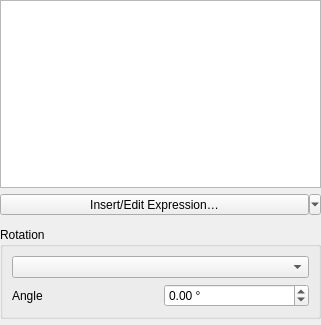
Above: src/ui/annotations/qgsannotationpointtextwidgetbase.ui from qgis/QGIS before the change. Below: the same form after it.
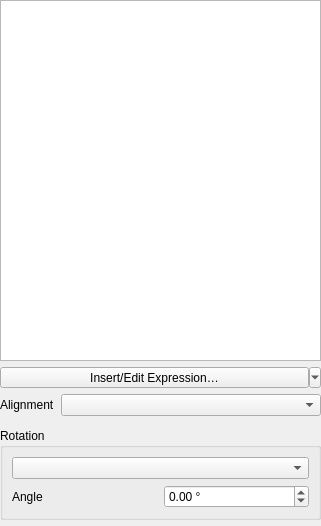
That is the form after the change. Custom widgets are drawn as their Qt base class.

Commit message:
Expose the horizontal alignment option for point text annotations to GUI
This has been supported via raw api, but not exposed in the widget

The edit to the form file:
```diff
--- a/src/ui/annotations/qgsannotationpointtextwidgetbase.ui
+++ b/src/ui/annotations/qgsannotationpointtextwidgetbase.ui
@@ -7,13 +7,13 @@
     <x>0</x>
     <y>0</y>
     <width>321</width>
-    <height>325</height>
+    <height>526</height>
    </rect>
   </property>
   <property name="windowTitle">
    <string>Point Text Annotation</string>
   </property>
-  <layout class="QGridLayout" name="gridLayout">
+  <layout class="QGridLayout" name="gridLayout" columnstretch="0,1">
    <property name="leftMargin">
     <number>0</number>
    </property>
@@ -26,45 +26,10 @@
    <property name="bottomMargin">
     <number>0</number>
    </property>
-   <item row="4" column="0">
+   <item row="6" column="0" colspan="2">
     <widget class="QgsAnnotationItemCommonPropertiesWidget" name="mPropertiesWidget" native="true"/>
    </item>
-   <item row="1" column="0">
-    <widget class="QToolButton" name="mInsertExpressionButton">
-     <property name="sizePolicy">
-      <sizepolicy hsizetype="Expanding" vsizetype="Fixed">
-       <horstretch>0</horstretch>
-       <verstretch>0</verstretch>
-      </sizepolicy>
-     </property>
-     <property name="text">
-      <string>Insert/Edit Expression…</string>
-     </property>
-     <property name="popupMode">
-      <enum>QToolButton::MenuButtonPopup</enum>
-     </property>
-     <property name="toolButtonStyle">
-      <enum>Qt::ToolButtonTextOnly</enum>
-     </property>
-     <property name="arrowType">
-      <enum>Qt::DownArrow</enum>
-     </property>
-    </widget>
-   </item>
-   <item row="0" column="0">
-    <widget class="QPlainTextEdit" name="mTextEdit">
-     <property name="minimumSize">
-      <size>
-       <width>0</width>
-       <height>150</height>
-      </size>
-     </property>
-    </widget>
-   </item>
-   <item row="2" column="0">
-    <widget class="QWidget" name="mTextFormatWidgetContainer" native="true"/>
-   </item>
-   <item row="3" column="0">
+   <item row="5" column="0" colspan="2">
     <widget class="QGroupBox" name="groupBox">
      <property name="title">
       <string>Rotation</string>
@@ -105,6 +70,51 @@
      </layout>
     </widget>
    </item>
+   <item row="3" column="0" colspan="2">
+    <widget class="QWidget" name="mTextFormatWidgetContainer" native="true"/>
+   </item>
+   <item row="0" column="0" colspan="2">
+    <widget class="QPlainTextEdit" name="mTextEdit">
+     <property name="minimumSize">
+      <size>
+       <width>0</width>
+       <height>150</height>
+      </size>
+     </property>
+    </widget>
+   </item>
+   <item row="1" column="0" colspan="2">
+    <widget class="QToolButton" name="mInsertExpressionButton">
+     <property name="sizePolicy">
+      <sizepolicy hsizetype="Expanding" vsizetype="Fixed">
+       <horstretch>0</horstretch>
+       <verstretch>0</verstretch>
+      </sizepolicy>
+     </property>
+     <property name="text">
+      <string>Insert/Edit Expression…</string>
+     </property>
+     <property name="popupMode">
+      <enum>QToolButton::MenuButtonPopup</enum>
+     </property>
+     <property name="toolButtonStyle">
+      <enum>Qt::ToolButtonTextOnly</enum>
+     </property>
+     <property name="arrowType">
+      <enum>Qt::DownArrow</enum>
+     </property>
+    </widget>
+   </item>
+   <item row="2" column="1">
+    <widget class="QgsAlignmentComboBox" name="mAlignmentComboBox"/>
+   </item>
+   <item row="2" column="0">
+    <widget class="QLabel" name="label_2">
+     <property name="text">
+      <string>Alignment</string>
+     </property>
+    </widget>
+   </item>
   </layout>
  </widget>
  <customwidgets>
@@ -119,6 +129,11 @@
    <extends>QDoubleSpinBox</extends>
    <header>qgsdoublespinbox.h</header>
   </customwidget>
+  <customwidget>
+   <class>QgsAlignmentComboBox</class>
+   <extends>QComboBox</extends>
+   <header>qgsalignmentcombobox.h</header>
+  </customwidget>
  </customwidgets>
  <resources/>
  <connections/>
```
The commit also changes 1 other file.
